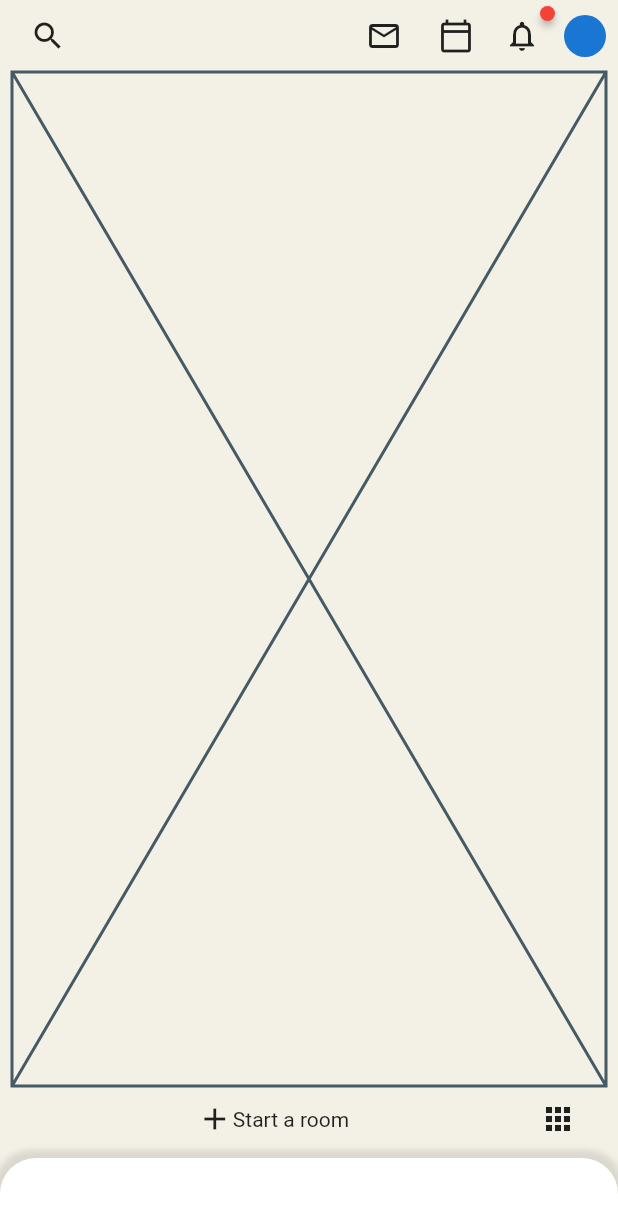
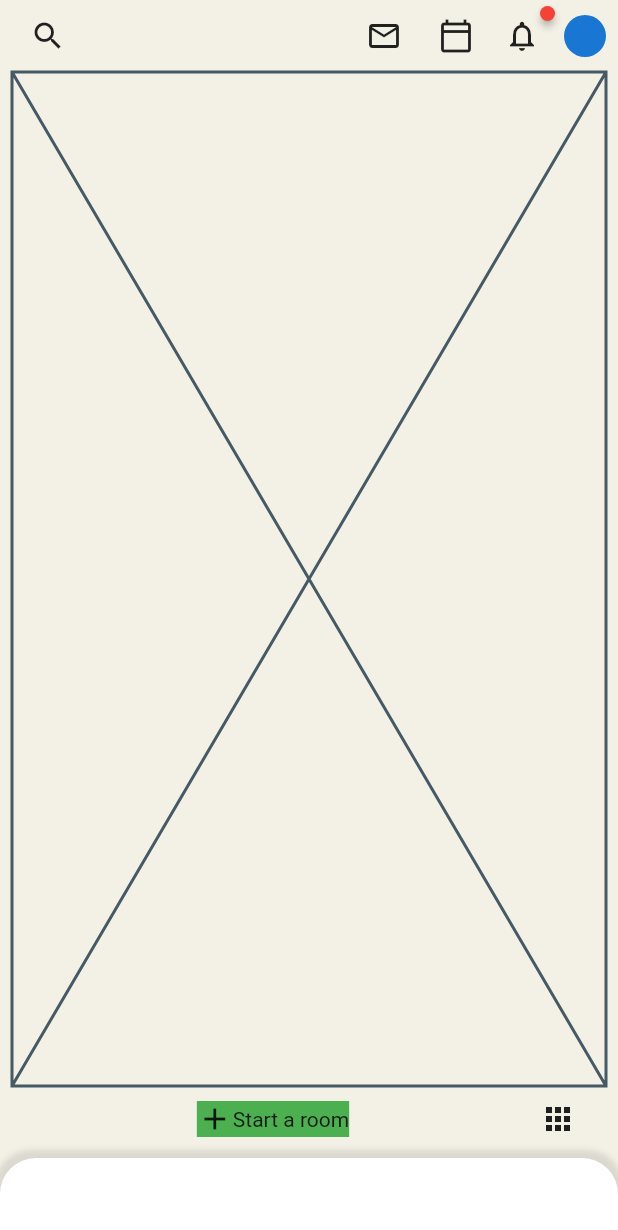
Before and after one commit to JAICHANGPARK/flutter_notebook_11th_story, a Flutter app: the screen it shows after launch, on a phone screen of 412 x 824 dp. Shown: the top 1230 px of the screen. Run offline on Flutter 3.47's test engine with Material 2 defaults, Android fonts, the phone set to English and light mode, and no system bars; drawn by our look-alikes of badges.

Commit message:
Update clubhouse_home_page.dart

```diff
--- a/lib/ep701_clubhouse/ui/clubhouse_home_page.dart
+++ b/lib/ep701_clubhouse/ui/clubhouse_home_page.dart
@@ -82,6 +82,10 @@ class _ClubhouseHomePageState extends State<ClubhouseHomePage> {
              children: [
                Spacer(),
               Container(
+                height: 24,
+                decoration: BoxDecoration(
+                  color: Colors.green
+                ),
                 child: Row(
                   children: [
                     Icon(Icons.add),
```
